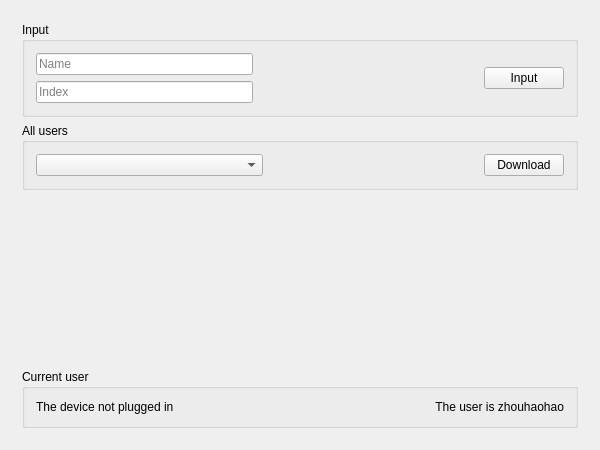
The window that src/admin/mainwidget.ui (MichaelLugq/ukey-auth) describes before a commit, drawn with Qt 5.
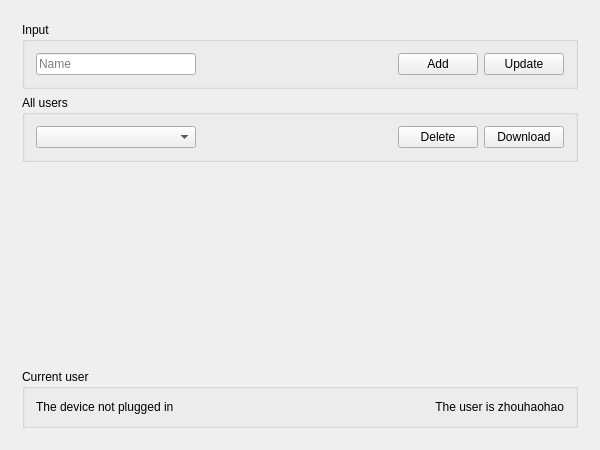
The same window after the commit.

```diff
--- a/src/admin/mainwidget.ui
+++ b/src/admin/mainwidget.ui
@@ -55,21 +55,17 @@
            <layout class="QVBoxLayout" name="verticalLayout">
             <item>
              <widget class="QLineEdit" name="edit_name">
+              <property name="minimumSize">
+               <size>
+                <width>160</width>
+                <height>0</height>
+               </size>
+              </property>
               <property name="placeholderText">
                <string>Name</string>
               </property>
              </widget>
             </item>
-            <item>
-             <widget class="QLineEdit" name="edit_index">
-              <property name="readOnly">
-               <bool>true</bool>
-              </property>
-              <property name="placeholderText">
-               <string>Index</string>
-              </property>
-             </widget>
-            </item>
            </layout>
           </item>
           <item>
@@ -88,7 +84,14 @@
           <item>
            <widget class="QPushButton" name="btn_write">
             <property name="text">
-             <string>Input</string>
+             <string>Add</string>
+            </property>
+           </widget>
+          </item>
+          <item>
+           <widget class="QPushButton" name="btn_update">
+            <property name="text">
+             <string>Update</string>
             </property>
            </widget>
           </item>
@@ -105,7 +108,7 @@
            <widget class="QComboBox" name="comboBox">
             <property name="minimumSize">
              <size>
-              <width>227</width>
+              <width>160</width>
               <height>0</height>
              </size>
             </property>
@@ -124,6 +127,13 @@
             </property>
            </spacer>
           </item>
+          <item>
+           <widget class="QPushButton" name="btn_delete">
+            <property name="text">
+             <string>Delete</string>
+            </property>
+           </widget>
+          </item>
           <item>
            <widget class="QPushButton" name="btn_download">
             <property name="text">
```
Left out of the diff: 5 changed lines with no effect on the pictures.
